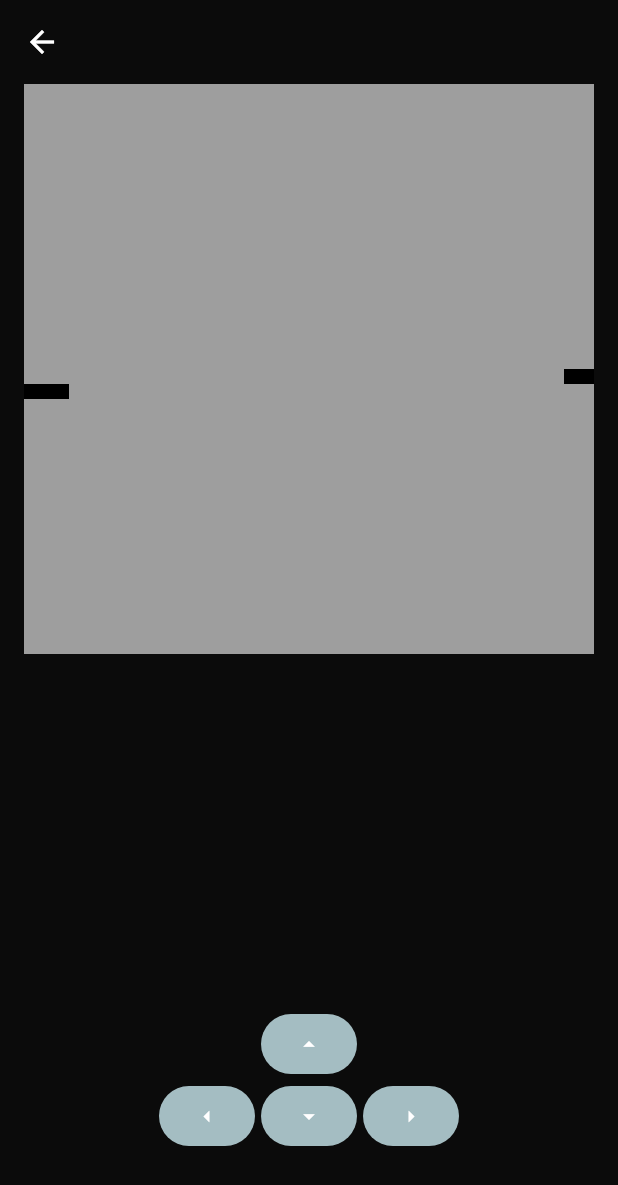
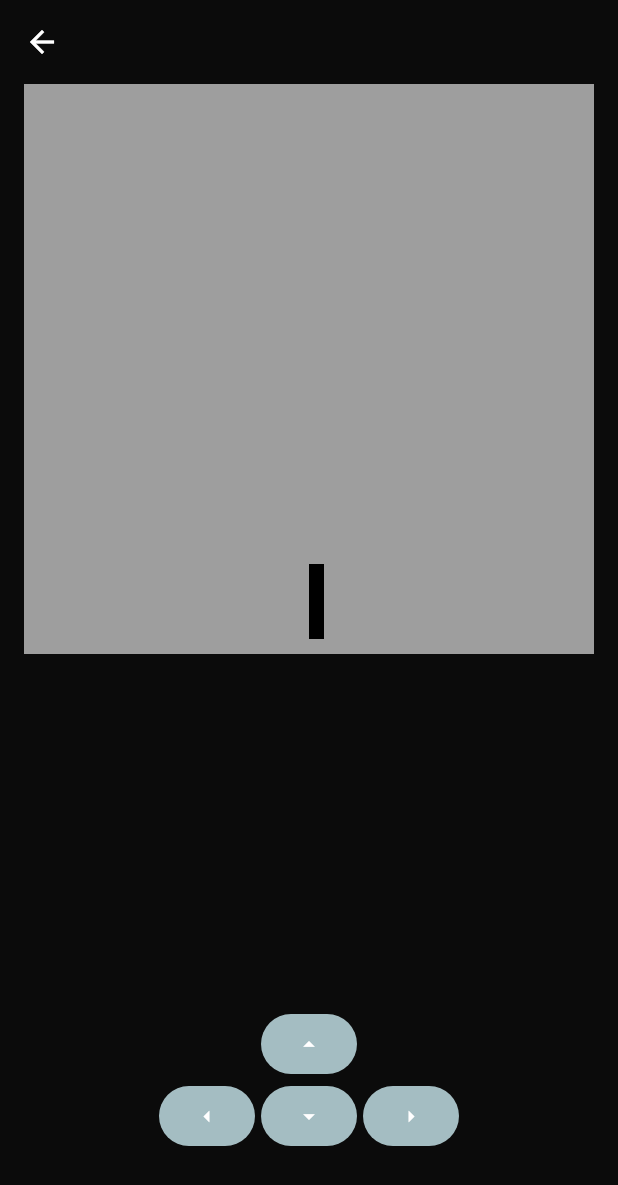
Before and after one commit to OnwukaDaniel/portfolio, a Flutter app: the screen it shows after launch, after a tap on "Stat-game", on a phone screen of 412 x 824 dp. Shown: the top 1185 px of the screen. Run offline on Flutter 3.47's test engine with Material 3 defaults, Android fonts, the phone set to English and light mode, and no system bars; our stand-ins replace animated_background, animated_text_kit, carousel_slider, font_awesome_flutter, stacked, video_player; missing offline and left inert: animated_gradient, code_text_field, highlight, media_kit, media_kit_video, particles_flutter and 1 more.

Commit message:
More functions for game

```diff
--- a/lib/models/game_object.dart
+++ b/lib/models/game_object.dart
@@ -3,14 +3,22 @@ import 'package:portfolio/common_imports.dart';
 class GameObject {
   static const dot = 10.0;
   Size size;
-  Color c;
+  Color color;
   double w;
   double h;
 
   GameObject({
     required this.size,
-    this.c = Colors.grey,
+    this.color = Colors.grey,
     this.w = dot,
     this.h = dot,
   });
+
+  Map<String, dynamic> toJson(){
+    return {
+      'size': 'Width: ${size.width}; Height: ${size.height}',
+      'w': w,
+      'h': h,
+    };
+  }
 }
--- a/lib/paints/game_paint.dart
+++ b/lib/paints/game_paint.dart
@@ -8,7 +8,7 @@ class GamePaint extends CustomPainter {
   void paint(Canvas canvas, Size size) {
     for(GameObject g in gameObject) {
       final paint = Paint()
-        ..color = g.c
+        ..color = g.color
         ..style = PaintingStyle.fill;
 
       var rect = Rect.fromLTWH(g.size.width * g.w, g.size.height * g.h, g.w, g.h);
--- a/lib/ui/home/viewmodel/snake_game_viewmodel.dart
+++ b/lib/ui/home/viewmodel/snake_game_viewmodel.dart
@@ -13,7 +13,7 @@ class SnakeGameViewModel extends BaseViewModel {
     this.dim = dim;
     gameObjects = [];
     for(double c in List.generate(dim, (_)=> _.toDouble())) {
-      for (double r in List.generate(dim, (_)=> _.toDouble())){
+      for (double r in List.generate(dim, (_)=> (_).toDouble())){
         var obj = GameObject(size: Size(r, c));
         gameObjects.add(obj);
       }
@@ -25,16 +25,17 @@ class SnakeGameViewModel extends BaseViewModel {
   _initSnake({int length = 5}) {
     var numbers = List.generate(length, (_)=> _.toDouble());
     for(double i in numbers){
-      var size = Size(dim / 2, (dim - 2)  + i);
-      'Snake ****** ${size.width} ****** ${size.height}'.log;
-      snakeData.add(GameObject(size: size, c: snakeColor));
-      updateCellColor(size.width.round(), size.height.round(), snakeColor);
+      var size = Size((dim - 5) + i, dim / 2);
+      snakeData.add(GameObject(size: size, color: snakeColor));
+      'Snake ****** ${size}'.log;
+      updateCellColor(size.width.truncate(), size.height.truncate(), snakeColor);
     }
   }
 
   void updateCellColor(int row, int col, Color newColor) {
-    int index = (row * dim) + col;  // Calculate the index based on row and column
-    gameObjects[index].c = newColor;
+    //int index = (row * dim) + col; // Calculate the index based on row and column
+    int index = ((row - 1) * dim) + col;
+    gameObjects[index].color = newColor;
     notifyListeners();
   }
 
```
